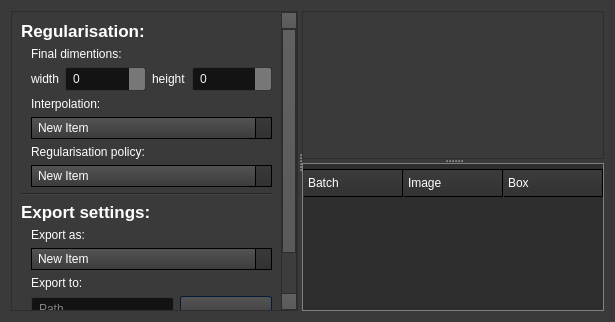
The window that src/ui/postProcessing.ui (nnicknamename/ImData) describes before a commit, drawn with Qt 5.
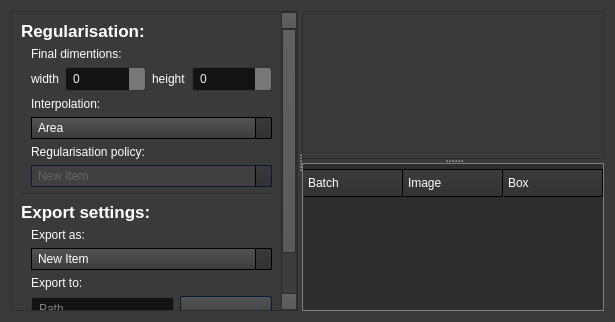
The same window after the commit. Icons and pictures are not drawn.

Commit message: regular scaling,  post processing implementation

```diff
--- a/src/ui/postProcessing.ui
+++ b/src/ui/postProcessing.ui
@@ -1017,7 +1017,7 @@
         <rect>
          <x>0</x>
          <y>0</y>
-         <width>288</width>
+         <width>293</width>
          <height>383</height>
         </rect>
        </property>
@@ -1125,7 +1125,7 @@
            <widget class="QComboBox" name="interpolationCombo">
             <item>
              <property name="text">
-              <string>New Item</string>
+              <string>Area</string>
              </property>
             </item>
             <item>
@@ -1155,6 +1155,9 @@
           </item>
           <item>
            <widget class="QComboBox" name="regularisationCombo">
+            <property name="enabled">
+             <bool>false</bool>
+            </property>
             <item>
              <property name="text">
               <string>New Item</string>
```
Left out of the diff: 16 changed lines with no effect on the pictures. The commit also changes 4 other files.
